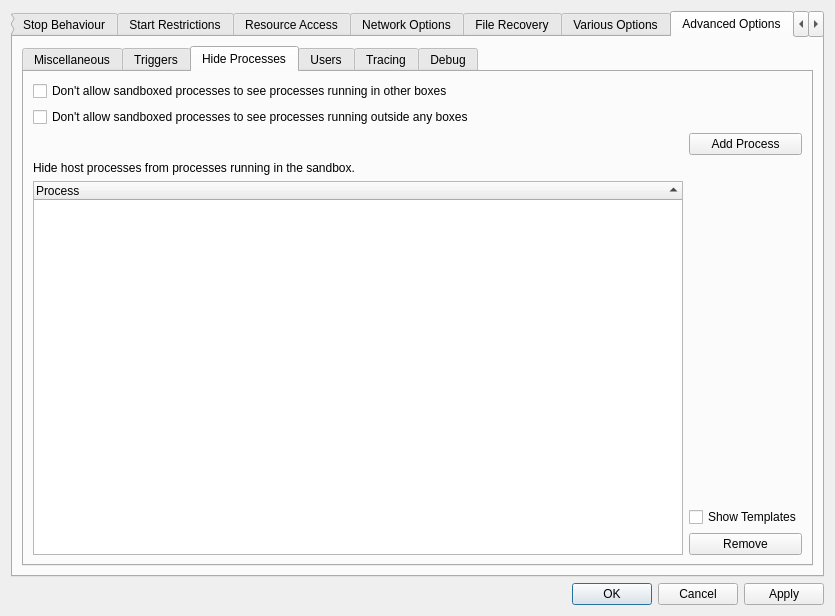
The window that SandboxiePlus/SandMan/Forms/OptionsWindow.ui (sandboxie-plus/Sandboxie) describes before a commit, drawn with Qt 5.
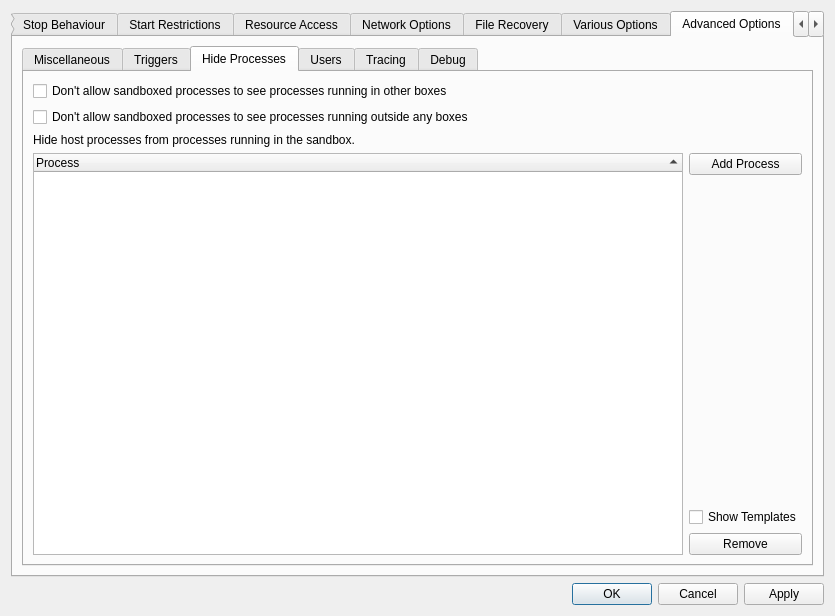
The same window after the commit. The open tabs and pages were chosen to show the change.

Patch:
```diff
--- a/SandboxiePlus/SandMan/Forms/OptionsWindow.ui
+++ b/SandboxiePlus/SandMan/Forms/OptionsWindow.ui
@@ -4631,7 +4631,6 @@
            <widget class="QWidget" name="tabHideProc">
             <property name="font">
              <font>
-              <weight>50</weight>
               <bold>false</bold>
               <kerning>true</kerning>
              </font>
@@ -4654,23 +4653,6 @@
                </property>
               </widget>
              </item>
-             <item row="2" column="1">
-              <widget class="QPushButton" name="btnAddProcess">
-               <property name="text">
-                <string>Add Process</string>
-               </property>
-              </widget>
-             </item>
-             <item row="3" column="0" colspan="2">
-              <widget class="QLabel" name="label_24">
-               <property name="text">
-                <string>Hide host processes from processes running in the sandbox.</string>
-               </property>
-               <property name="wordWrap">
-                <bool>true</bool>
-               </property>
-              </widget>
-             </item>
              <item row="5" column="1">
               <spacer name="verticalSpacer_16">
                <property name="orientation">
@@ -4698,7 +4680,24 @@
                </property>
               </widget>
              </item>
-             <item row="5" column="0" rowspan="3">
+             <item row="3" column="0">
+              <widget class="QLabel" name="label_24">
+               <property name="text">
+                <string>Hide host processes from processes running in the sandbox.</string>
+               </property>
+               <property name="wordWrap">
+                <bool>true</bool>
+               </property>
+              </widget>
+             </item>
+             <item row="4" column="1">
+              <widget class="QPushButton" name="btnAddProcess">
+               <property name="text">
+                <string>Add Process</string>
+               </property>
+              </widget>
+             </item>
+             <item row="4" column="0" rowspan="4">
               <widget class="QTreeWidget" name="treeHideProc">
                <property name="sortingEnabled">
                 <bool>true</bool>
```
